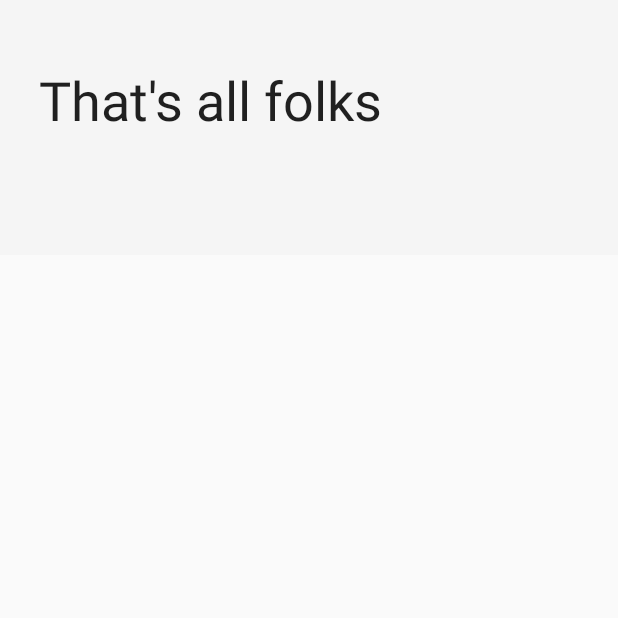
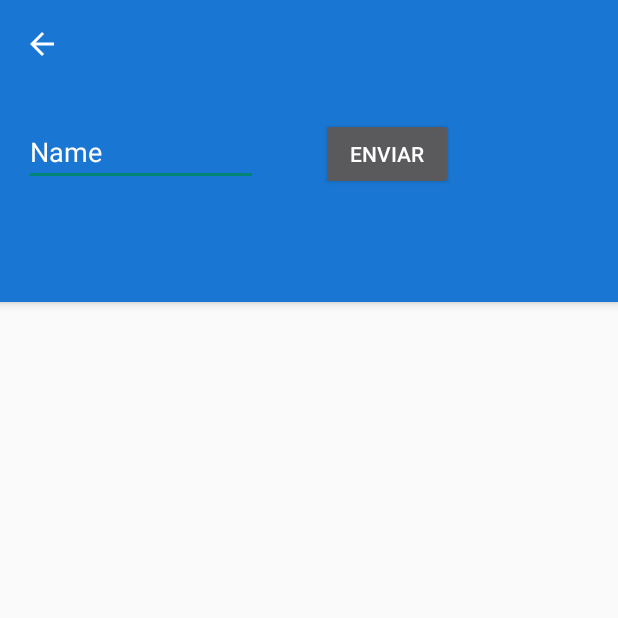
Before and after one commit to MarcelloVSilva/ImHere, an Android app: the screen it shows after launch (NaoTemMaisDisciplinaHoje before the commit, InputEdit after it), on a phone screen of 412 x 824 dp, the top half of it. Run offline under Robolectric (Android 15) with nearby library versions, the phone set to English and light mode, and no system bars.

Commit message:
inicio tela editinput reaproveitavel

```diff
--- a/app/src/main/AndroidManifest.xml
+++ b/app/src/main/AndroidManifest.xml
@@ -45,7 +45,7 @@
                 <category android:name="android.intent.category.LAUNCHER" />
             </intent-filter>
         </activity>
-        <activity android:name=".componentes.telas.NaoTemMaisDisciplinaHoje">
+        <activity android:name=".componentes.telas.InputEdit">
             <intent-filter>
                 <action android:name="android.intent.action.MAIN" />
 
--- /dev/null
+++ b/app/src/main/java/com/example/marcello/tomadordefrequencia/componentes/telas/InputEdit.java
@@ -0,0 +1,32 @@
+package com.example.marcello.tomadordefrequencia.componentes.telas;
+
+
+import android.app.Fragment;
+import android.os.Bundle;
+import android.support.annotation.Nullable;
+import android.support.v7.app.AppCompatActivity;
+import android.view.LayoutInflater;
+import android.view.View;
+import android.view.ViewGroup;
+import android.widget.TextView;
+
+import com.example.marcello.tomadordefrequencia.R;
+
+public class InputEdit extends AppCompatActivity {
+
+    protected void onCreate(Bundle savedInstanceState) {
+        super.onCreate(savedInstanceState);
+        setContentView(R.layout.input);
+    }
+
+    @Override
+    public void onBackPressed() {
+
+        super.onBackPressed();
+    }
+
+    @Override
+    protected void onStart() {
+        super.onStart();
+    }
+}
--- /dev/null
+++ b/app/src/main/res/layout/input.xml
@@ -0,0 +1,73 @@
+<?xml version="1.0" encoding="utf-8"?>
+<RelativeLayout xmlns:android="http://schemas.android.com/apk/res/android"
+xmlns:app="http://schemas.android.com/apk/res-auto"
+xmlns:tools="http://schemas.android.com/tools"
+android:layout_width="match_parent"
+android:layout_height="match_parent"
+tools:context="com.example.marcello.tomadordefrequencia.view.MainActivity">
+
+<android.support.design.widget.AppBarLayout
+    android:id="@+id/app_bar_layout"
+    android:layout_width="match_parent"
+    android:layout_height="wrap_content"
+    android:fitsSystemWindows="true"
+    android:background="@color/blueTomador"
+    app:theme="@style/ThemeOverlay.AppCompat.Dark.ActionBar">
+
+    <android.support.v7.widget.Toolbar
+        android:id="@+id/toolbarTomador"
+        android:layout_width="match_parent"
+        android:layout_height="1dp"
+        app:layout_collapseMode="pin"
+        app:theme="@style/ThemeOverlay.AppCompat.Dark.ActionBar" />
+
+
+    <RelativeLayout
+        android:id="@+id/relative"
+        xmlns:app="http://schemas.android.com/apk/res-auto"
+        android:layout_width="match_parent"
+        android:layout_height="200sp"
+        android:padding="16dp">
+
+        <EditText
+            android:id="@+id/insereCodigo"
+            android:layout_width="400sp"
+            android:layout_height="wrap_content"
+            android:layout_centerVertical="true"
+            android:layout_marginEnd="42dp"
+            android:layout_marginRight="42dp"
+            android:layout_toLeftOf="@+id/confirmabtn"
+            android:layout_toStartOf="@+id/confirmabtn"
+            android:ems="10"
+            android:inputType="textPersonName"
+            android:text="Name" />
+
+        <Button
+            android:id="@+id/confirmabtn"
+            android:layout_width="wrap_content"
+            android:layout_height="wrap_content"
+            android:layout_alignBaseline="@+id/insereCodigo"
+            android:layout_alignBottom="@+id/insereCodigo"
+            android:layout_alignParentEnd="true"
+            android:layout_alignParentRight="true"
+            android:layout_marginEnd="94dp"
+            android:layout_marginRight="94dp"
+            android:text="Enviar" />
+
+        <ImageButton
+            android:id="@+id/imageButton"
+            android:layout_width="wrap_content"
+            android:layout_height="wrap_content"
+            android:layout_alignParentLeft="true"
+            android:layout_alignParentStart="true"
+            android:background="@color/blueTomador"
+            android:layout_alignParentTop="true"
+            app:srcCompat="?attr/actionModeCloseDrawable" />
+
+    </RelativeLayout>
+
+
+
+</android.support.design.widget.AppBarLayout>
+
+</RelativeLayout>
```
Also changed, not shown: app/src/main/java/com/example/marcello/tomadordefrequencia/componentes/telas/ProximaDisciplina.java (+12 -0 lines), app/src/main/res/layout/proxima_disciplina.xml (+25 -17 lines), app/src/main/res/layout/activity_main.xml (line endings or trailing spaces).
